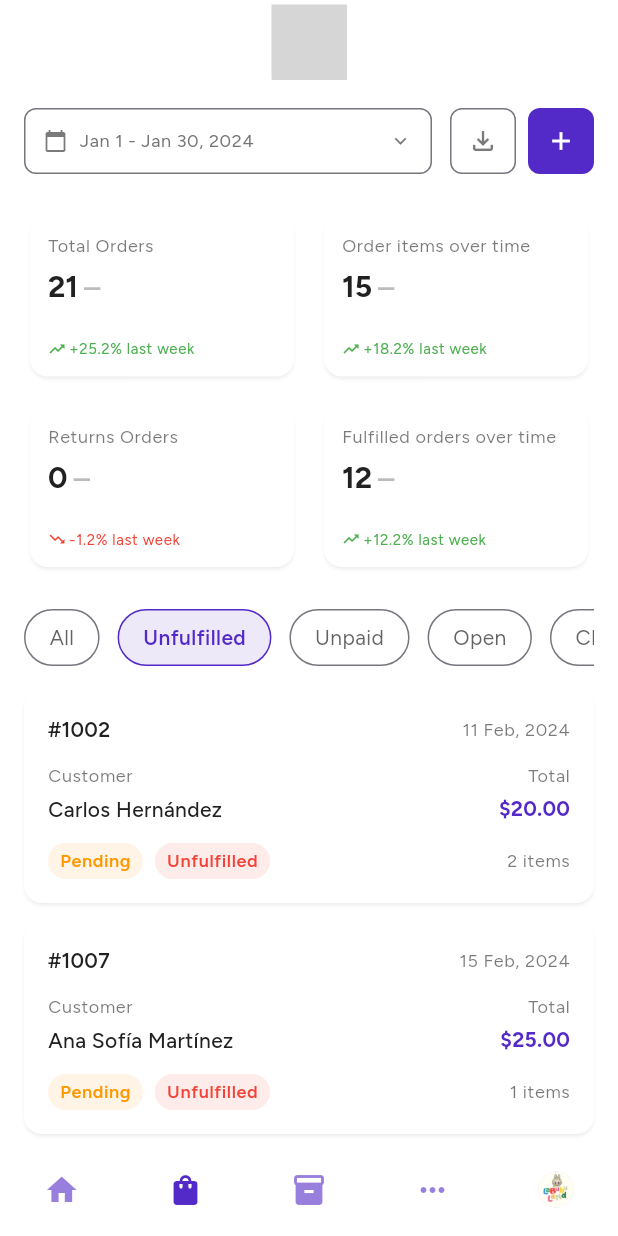
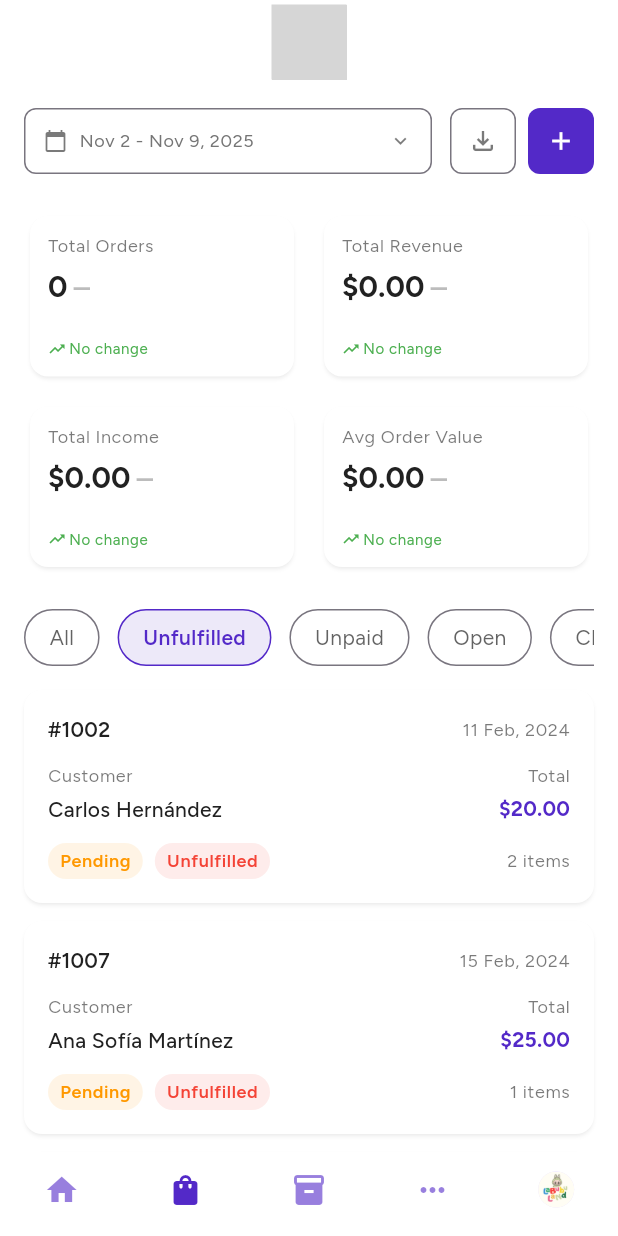
Before and after one commit to kmmelissat/vendly, a Flutter app: the OrdersPage screen opened by its route, after a tap on "Unfulfilled", on a phone screen of 412 x 824 dp. Run offline on Flutter 3.47's test engine with Material 3 defaults, Android fonts, the phone set to English and light mode, and no system bars; our stand-ins replace animate_do, dio, fl_chart, flutter_bloc, flutter_riverpod, flutter_svg and 4 more; accounts and stored records are empty; network calls fail; project files that could hold a hidden picture were left out; grey boxes are pictures that could not be loaded.

Commit message:
✨ Integrate analytics data in OrdersPage: added services for fetching user data and analytics, updated UI to display real-time analytics summary, and implemented loading states for better user experience. Enhanced date range selection to refresh analytics data accordingly.

```diff
--- a/lib/pages/orders/components/statistics_cards.dart
+++ b/lib/pages/orders/components/statistics_cards.dart
@@ -1,34 +1,68 @@
 import 'package:flutter/material.dart';
 
 class StatisticsCards extends StatelessWidget {
-  const StatisticsCards({super.key});
+  final Map<String, dynamic>? analyticsData;
+  final bool isLoading;
+
+  const StatisticsCards({
+    super.key,
+    this.analyticsData,
+    this.isLoading = false,
+  });
+
+  String _formatCurrency(dynamic value) {
+    if (value == null) return '0.00';
+    final numValue = value is num ? value : double.tryParse(value.toString()) ?? 0;
+    return numValue.toStringAsFixed(2);
+  }
+
+  String _formatChange(dynamic changePercent) {
+    if (changePercent == null || changePercent == 0) return 'No change';
+    final numValue = changePercent is num
+        ? changePercent
+        : double.tryParse(changePercent.toString()) ?? 0;
+    final sign = numValue >= 0 ? '+' : '';
+    return '$sign${numValue.toStringAsFixed(1)}% vs last period';
+  }
 
   @override
   Widget build(BuildContext context) {
+    // Extract data from API response or use defaults
+    final totalOrders = analyticsData?['total_orders'] ?? {};
+    final totalRevenue = analyticsData?['total_revenue'] ?? {};
+    final totalIncome = analyticsData?['total_income'] ?? {};
+    final avgOrderValue = analyticsData?['average_order_value'] ?? {};
+
     final stats = [
       {
         'title': 'Total Orders',
-        'value': '21',
-        'change': '+25.2% last week',
-        'isPositive': true,
+        'value': isLoading ? '...' : '${totalOrders['value'] ?? 0}',
+        'change': _formatChange(totalOrders['change_percent']),
+        'isPositive': (totalOrders['change_percent'] ?? 0) >= 0,
       },
       {
-        'title': 'Order items over time',
-        'value': '15',
-        'change': '+18.2% last week',
-        'isPositive': true,
+        'title': 'Total Revenue',
+        'value': isLoading
+            ? '...'
+            : '\$${_formatCurrency(totalRevenue['value'] ?? 0)}',
+        'change': _formatChange(totalRevenue['change_percent']),
+        'isPositive': (totalRevenue['change_percent'] ?? 0) >= 0,
       },
       {
-        'title': 'Returns Orders',
-        'value': '0',
-        'change': '-1.2% last week',
-        'isPositive': false,
+        'title': 'Total Income',
+        'value': isLoading
+            ? '...'
+            : '\$${_formatCurrency(totalIncome['value'] ?? 0)}',
+        'change': _formatChange(totalIncome['change_percent']),
+        'isPositive': (totalIncome['change_percent'] ?? 0) >= 0,
       },
       {
-        'title': 'Fulfilled orders over time',
-        'value': '12',
-        'change': '+12.2% last week',
-        'isPositive': true,
+        'title': 'Avg Order Value',
+        'value': isLoading
+            ? '...'
+            : '\$${_formatCurrency(avgOrderValue['value'] ?? 0)}',
+        'change': _formatChange(avgOrderValue['change_percent']),
+        'isPositive': (avgOrderValue['change_percent'] ?? 0) >= 0,
       },
     ];
 
--- a/lib/pages/orders/orders_page.dart
+++ b/lib/pages/orders/orders_page.dart
@@ -3,6 +3,9 @@ import 'components/orders_header.dart';
 import 'components/statistics_cards.dart';
 import 'components/filter_tabs.dart';
 import 'components/orders_list.dart';
+import '../../services/orders_service.dart';
+import '../../services/auth_service.dart';
+import '../../services/logger_service.dart';
 
 class OrdersPage extends StatefulWidget {
   const OrdersPage({super.key});
@@ -25,21 +28,107 @@ class _OrdersPageState extends State<OrdersPage> {
   DateTimeRange? selectedDateRange;
   late DateTimeRange defaultDateRange;
 
+  // Services
+  late OrdersService _ordersService;
+  late AuthService _authService;
+
+  // Analytics data
+  Map<String, dynamic>? _analyticsData;
+  bool _isLoadingAnalytics = false;
+  String? _storeId;
+
   @override
   void initState() {
     super.initState();
-    // Initialize with January 1-30, 2024
+    // Initialize services
+    _authService = AuthService();
+    _ordersService = OrdersService(authService: _authService);
+
+    // Initialize with current week
+    final now = DateTime.now();
     defaultDateRange = DateTimeRange(
-      start: DateTime(2024, 1, 1),
-      end: DateTime(2024, 1, 30),
+      start: now.subtract(const Duration(days: 7)),
+      end: now,
     );
     selectedDateRange = defaultDateRange;
+
+    // Load initial data
+    _loadUserDataAndFetchAnalytics();
+  }
+
+  Future<void> _loadUserDataAndFetchAnalytics() async {
+    try {
+      // Get user data to extract store ID
+      final userData = await _authService.getUserData();
+      if (userData != null && userData['store'] != null) {
+        final store = userData['store'] as Map<String, dynamic>;
+        _storeId = store['id']?.toString();
+
+        if (_storeId != null) {
+          LoggerService.info('Store ID loaded: $_storeId');
+          await _fetchAnalytics();
+        } else {
+          LoggerService.warning('Store ID not found in user data');
+        }
+      } else {
+        LoggerService.warning('User data or store not found');
+      }
+    } catch (e, stackTrace) {
+      LoggerService.error(
+        'Error loading user data',
+        error: e,
+        stackTrace: stackTrace,
+      );
+    }
+  }
+
+  Future<void> _fetchAnalytics() async {
+    if (_storeId == null) return;
+
+    setState(() {
+      _isLoadingAnalytics = true;
+    });
+
+    try {
+      LoggerService.info('Fetching analytics for store: $_storeId');
+      final data = await _ordersService.getOrdersAnalyticsSummary(
+        storeId: _storeId!,
+        period: 'week', // You can make this dynamic based on date range
+      );
+
+      if (mounted) {
+        setState(() {
+          _analyticsData = data;
+          _isLoadingAnalytics = false;
+        });
+
+        if (data != null) {
+          LoggerService.info('Analytics data loaded successfully');
+        } else {
+          LoggerService.warning('No analytics data returned');
+        }
+      }
+    } catch (e, stackTrace) {
+      LoggerService.error(
+        'Error fetching analytics',
+        error: e,
+        stackTrace: stackTrace,
+      );
+      if (mounted) {
+        setState(() {
+          _isLoadingAnalytics = false;
+        });
+      }
+    }
   }
 
   @override
   Widget build(BuildContext context) {
-    return SingleChildScrollView(
+    return RefreshIndicator(
+      onRefresh: _fetchAnalytics,
+      child: SingleChildScrollView(
         padding: const EdgeInsets.all(16.0),
+        physics: const AlwaysScrollableScrollPhysics(),
         child: Column(
           crossAxisAlignment: CrossAxisAlignment.start,
           children: [
@@ -51,8 +140,11 @@ class _OrdersPageState extends State<OrdersPage> {
             ),
             const SizedBox(height: 24),
 
-          // Statistics Cards
-          const StatisticsCards(),
+            // Statistics Cards with real data
+            StatisticsCards(
+              analyticsData: _analyticsData,
+              isLoading: _isLoadingAnalytics,
+            ),
             const SizedBox(height: 24),
 
             // Filter Tabs
@@ -73,6 +165,7 @@ class _OrdersPageState extends State<OrdersPage> {
               selectedDateRange: selectedDateRange,
             ),
           ],
+        ),
       ),
     );
   }
@@ -100,6 +193,8 @@ class _OrdersPageState extends State<OrdersPage> {
       setState(() {
         selectedDateRange = picked;
       });
+      // Refresh analytics when date range changes
+      await _fetchAnalytics();
     }
   }
 }
```
Also changed, not shown: lib/services/image_upload_service.dart (+37 -29 lines), lib/services/orders_service.dart (added, +236 -0 lines), 2 other files. Lines whose indentation alone changed are shown as unchanged.
